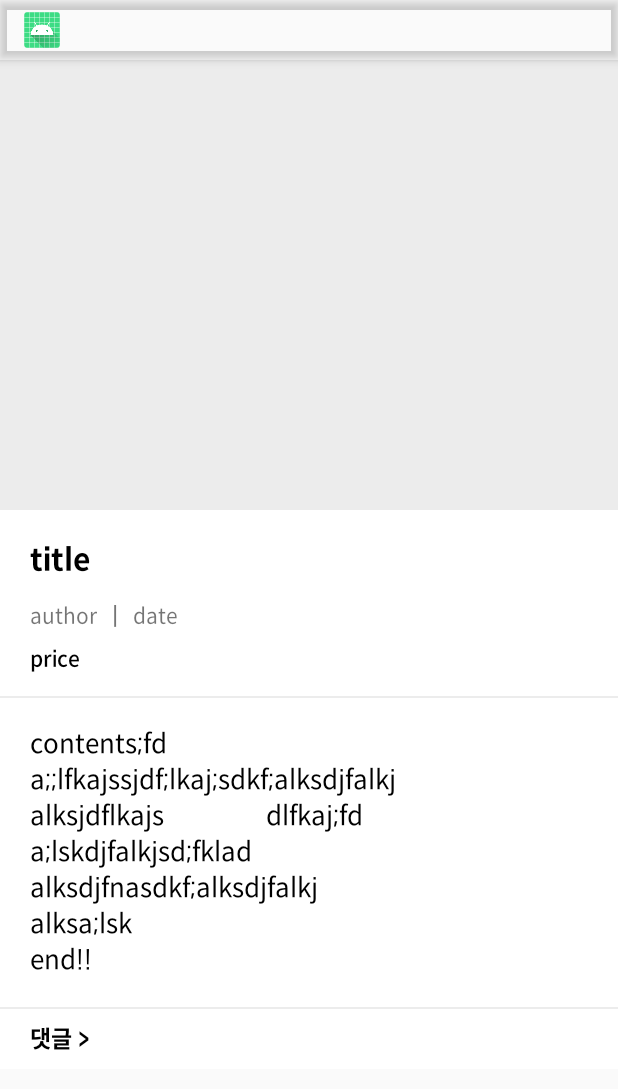
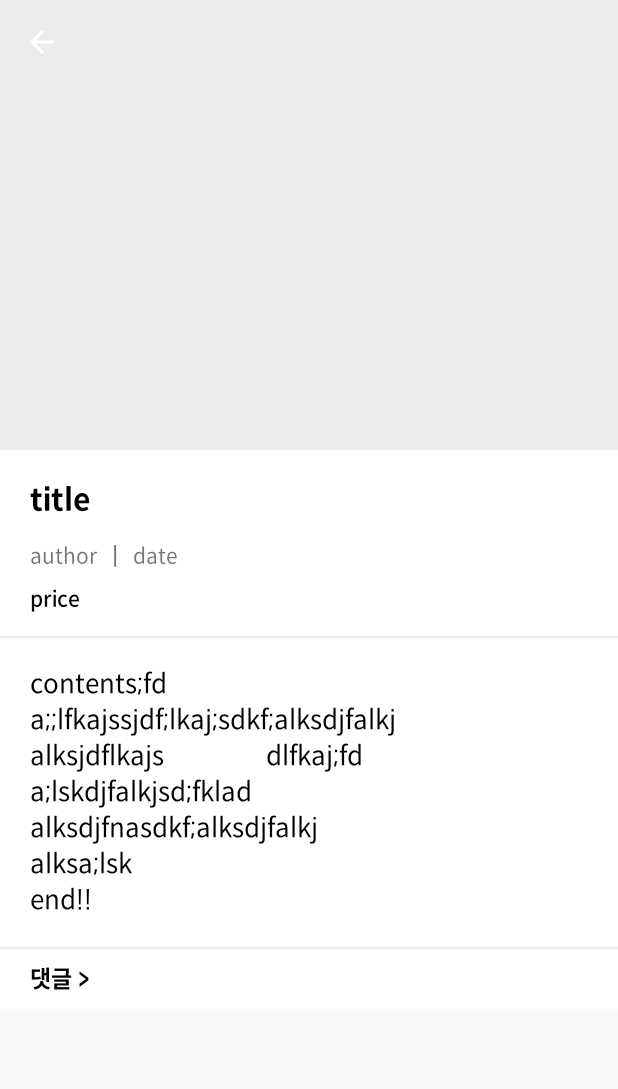
Before and after one commit to skychoi1010/anabada, an Android app: the layout activity_board_detail.xml on its own in the app's theme, with its tools: preview values and no code run, on a phone screen of 412 x 824 dp. Shown: the top 1089 px of the screen. Run offline under Robolectric (Android 15) with nearby library versions, the phone set to English and light mode, and no system bars.

Commit message:
comment GET successful + img appbar is transparent

```diff
--- a/app/src/main/java/com/example/anabada/ApiService.kt
+++ b/app/src/main/java/com/example/anabada/ApiService.kt
@@ -1,6 +1,5 @@
 package com.example.anabada
 
-import okhttp3.Interceptor
 import okhttp3.JavaNetCookieJar
 import okhttp3.MultipartBody
 import okhttp3.OkHttpClient
@@ -45,7 +44,7 @@ interface ApiService {
     fun reqComment(
         @Path("id") id:Int,
         @Query("page") page: Int
-    ): Call<CommentData>
+    ): Call<CommentRes>
 
     @Multipart
     @POST("image")
--- a/app/src/main/java/com/example/anabada/CommentsPrevRecyclerAdapter.kt
+++ b/app/src/main/java/com/example/anabada/CommentsPrevRecyclerAdapter.kt
@@ -4,7 +4,6 @@ import android.view.LayoutInflater
 import android.view.View
 import android.view.ViewGroup
 import androidx.recyclerview.widget.RecyclerView
-import com.example.anabada.databinding.ListitemBoardBinding
 import com.example.anabada.databinding.ListitemCommentsPrevBinding
 import java.util.ArrayList
 
--- a/app/src/main/java/com/example/anabada/Res.kt
+++ b/app/src/main/java/com/example/anabada/Res.kt
@@ -58,7 +58,7 @@ data class BoardDetail (
         var userId: String
         )
 
-data class CommentData (
+data class CommentRes (
         var success: Boolean,
         var resultCode: String,
         var comments: ArrayList<CommentDetail>
--- a/app/src/main/res/layout/activity_board_detail.xml
+++ b/app/src/main/res/layout/activity_board_detail.xml
@@ -154,23 +154,16 @@
 
     </androidx.core.widget.NestedScrollView>
 
-    <com.google.android.material.appbar.AppBarLayout
-        android:layout_width="match_parent"
-        android:layout_height="wrap_content"
-        android:background="@color/transparent">
+    <include
+        layout="@layout/layout_app_bar_image"
+        android:id="@+id/appbar_image" >
 
         <com.google.android.material.appbar.CollapsingToolbarLayout
             android:layout_width="match_parent"
             android:layout_height="wrap_content"
             app:layout_scrollFlags="scroll|exitUntilCollapsed|enterAlways"
-            android:background="@color/transparent">
+            android:background="@color/transparent"/>
 
-            <include
-                layout="@layout/layout_app_bar_image"
-                android:id="@+id/appbar_image" />
-
-        </com.google.android.material.appbar.CollapsingToolbarLayout>
-
-    </com.google.android.material.appbar.AppBarLayout>
+    </include>
 
 </androidx.coordinatorlayout.widget.CoordinatorLayout>
--- a/app/src/main/res/layout/layout_app_bar_image.xml
+++ b/app/src/main/res/layout/layout_app_bar_image.xml
@@ -1,17 +1,15 @@
 <?xml version="1.0" encoding="utf-8"?>
-<merge xmlns:android="http://schemas.android.com/apk/res/android"
+<com.google.android.material.appbar.MaterialToolbar
+    xmlns:android="http://schemas.android.com/apk/res/android"
     xmlns:app="http://schemas.android.com/apk/res-auto"
-    xmlns:tools="http://schemas.android.com/tools">
-
-    <androidx.appcompat.widget.Toolbar
-        android:id="@+id/tb_image_menu"
-        android:layout_width="match_parent"
-        android:layout_height="40dp"
-        android:background="@color/transparent"
-        android:fitsSystemWindows="true"
-        app:contentInsetEnd="0dp"
-        app:contentInsetStart="0dp"
-        app:elevation="0dp">
+    xmlns:tools="http://schemas.android.com/tools"
+    style="?toolbarStyle"
+    android:layout_width="match_parent"
+    android:layout_height="?attr/actionBarSize"
+    android:fitsSystemWindows="true"
+    app:contentInsetEnd="0dp"
+    app:contentInsetStart="0dp"
+    android:background="@color/transparent">
 
         <androidx.constraintlayout.widget.ConstraintLayout
             android:layout_width="match_parent"
@@ -19,13 +17,15 @@
 
             <ImageView
                 android:id="@+id/toolbar_back"
-                android:layout_width="40dp"
-                android:layout_height="40dp"
+                android:layout_width="wrap_content"
+                android:layout_height="wrap_content"
                 android:layout_marginLeft="8dp"
                 android:padding="8dp"
-                android:src="@mipmap/ic_launcher_round"
+                android:src="@drawable/abc_vector_test"
+                app:layout_constraintLeft_toLeftOf="parent"
                 app:layout_constraintTop_toTopOf="parent"
-                app:layout_constraintLeft_toLeftOf="parent" />
+                app:layout_constraintBottom_toBottomOf="parent"
+                tools:srcCompat="@drawable/abc_vector_test" />
 
             <TextView
                 android:id="@+id/toolbar_title"
@@ -76,5 +76,5 @@
                 tools:src="@drawable/divider_gray_ececec" />
 
         </androidx.constraintlayout.widget.ConstraintLayout>
-    </androidx.appcompat.widget.Toolbar>
-</merge>
+
+</com.google.android.material.appbar.MaterialToolbar>
```
Also changed, not shown: app/src/main/java/com/example/anabada/BoardDetailActivity.kt (+27 -23 lines), app/src/main/res/layout/listitem_board.xml (+6 -6 lines).
